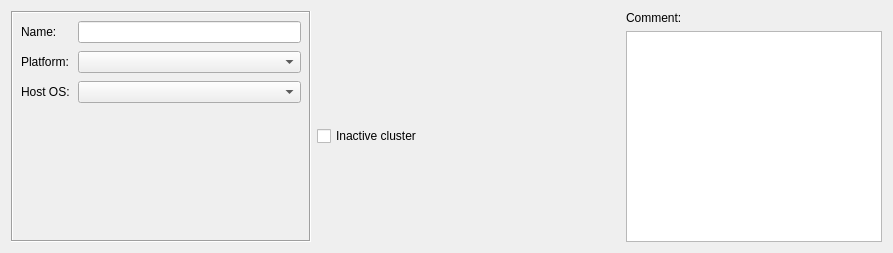
Qt form src/gui/clusterdialog_q.ui (fwbuilder/fwbuilder) before a commit.
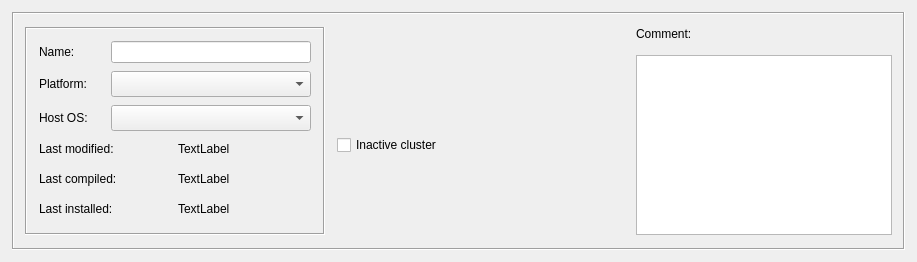
The same form after that commit.

Diff of the .ui file:
```diff
--- a/src/gui/clusterdialog_q.ui
+++ b/src/gui/clusterdialog_q.ui
@@ -8,12 +8,12 @@
    <rect>
     <x>0</x>
     <y>0</y>
-    <width>893</width>
-    <height>253</height>
+    <width>917</width>
+    <height>262</height>
    </rect>
   </property>
   <property name="sizePolicy" >
-   <sizepolicy vsizetype="Fixed" hsizetype="Preferred" >
+   <sizepolicy vsizetype="MinimumExpanding" hsizetype="Preferred" >
     <horstretch>0</horstretch>
     <verstretch>0</verstretch>
    </sizepolicy>
@@ -23,17 +23,20 @@
   </property>
   <layout class="QGridLayout" name="gridLayout" >
    <property name="margin" >
-    <number>0</number>
+    <number>12</number>
    </property>
    <item row="0" column="0" >
     <widget class="QFrame" name="frame20" >
      <property name="frameShape" >
-      <enum>QFrame::NoFrame</enum>
+      <enum>QFrame::Box</enum>
      </property>
      <property name="frameShadow" >
       <enum>QFrame::Sunken</enum>
      </property>
      <layout class="QGridLayout" name="gridLayout_2" >
+      <property name="spacing" >
+       <number>12</number>
+      </property>
       <item rowspan="2" row="0" column="0" >
        <widget class="QFrame" name="frame7_2" >
         <property name="sizePolicy" >
@@ -60,14 +63,11 @@
         <property name="frameShadow" >
          <enum>QFrame::Sunken</enum>
         </property>
-        <layout class="QVBoxLayout" >
-         <property name="spacing" >
-          <number>2</number>
-         </property>
+        <layout class="QGridLayout" name="gridLayout_3" >
          <property name="margin" >
-          <number>8</number>
+          <number>12</number>
          </property>
-         <item>
+         <item row="0" column="0" colspan="2" >
           <layout class="QGridLayout" >
            <property name="spacing" >
             <number>8</number>
@@ -98,13 +98,13 @@
             <widget class="QLineEdit" name="obj_name" >
              <property name="sizePolicy" >
               <sizepolicy vsizetype="Fixed" hsizetype="Minimum" >
-               <horstretch>200</horstretch>
+               <horstretch>0</horstretch>
                <verstretch>0</verstretch>
               </sizepolicy>
              </property>
              <property name="minimumSize" >
               <size>
-               <width>0</width>
+               <width>200</width>
                <height>0</height>
               </size>
              </property>
@@ -140,6 +140,12 @@
                <verstretch>0</verstretch>
               </sizepolicy>
              </property>
+             <property name="minimumSize" >
+              <size>
+               <width>0</width>
+               <height>26</height>
+              </size>
+             </property>
             </widget>
            </item>
            <item row="4" column="0" >
@@ -172,25 +178,57 @@
                <verstretch>0</verstretch>
               </sizepolicy>
              </property>
+             <property name="minimumSize" >
+              <size>
+               <width>0</width>
+               <height>26</height>
+              </size>
+             </property>
             </widget>
            </item>
           </layout>
          </item>
-         <item>
-          <spacer>
-           <property name="orientation" >
-            <enum>Qt::Vertical</enum>
+         <item row="1" column="0" >
+          <widget class="QLabel" name="label" >
+           <property name="text" >
+            <string>Last modified:</string>
            </property>
-           <property name="sizeType" >
-            <enum>QSizePolicy::MinimumExpanding</enum>
+          </widget>
+         </item>
+         <item row="1" column="1" >
+          <widget class="QLabel" name="last_modified" >
+           <property name="text" >
+            <string>TextLabel</string>
            </property>
-           <property name="sizeHint" stdset="0" >
-            <size>
-             <width>20</width>
-             <height>0</height>
-            </size>
+          </widget>
+         </item>
+         <item row="2" column="0" >
+          <widget class="QLabel" name="label_2" >
+           <property name="text" >
+            <string>Last compiled:</string>
            </property>
-          </spacer>
+          </widget>
+         </item>
+         <item row="2" column="1" >
+          <widget class="QLabel" name="last_compiled" >
+           <property name="text" >
+            <string>TextLabel</string>
+           </property>
+          </widget>
+         </item>
+         <item row="3" column="0" >
+          <widget class="QLabel" name="label_3" >
+           <property name="text" >
+            <string>Last installed:</string>
+           </property>
+          </widget>
+         </item>
+         <item row="3" column="1" >
+          <widget class="QLabel" name="last_installed" >
+           <property name="text" >
+            <string>TextLabel</string>
+           </property>
+          </widget>
          </item>
         </layout>
        </widget>
@@ -241,6 +279,12 @@
           <height>100</height>
          </size>
         </property>
+        <property name="maximumSize" >
+         <size>
+          <width>16777215</width>
+          <height>180</height>
+         </size>
+        </property>
         <property name="baseSize" >
          <size>
           <width>0</width>
```
